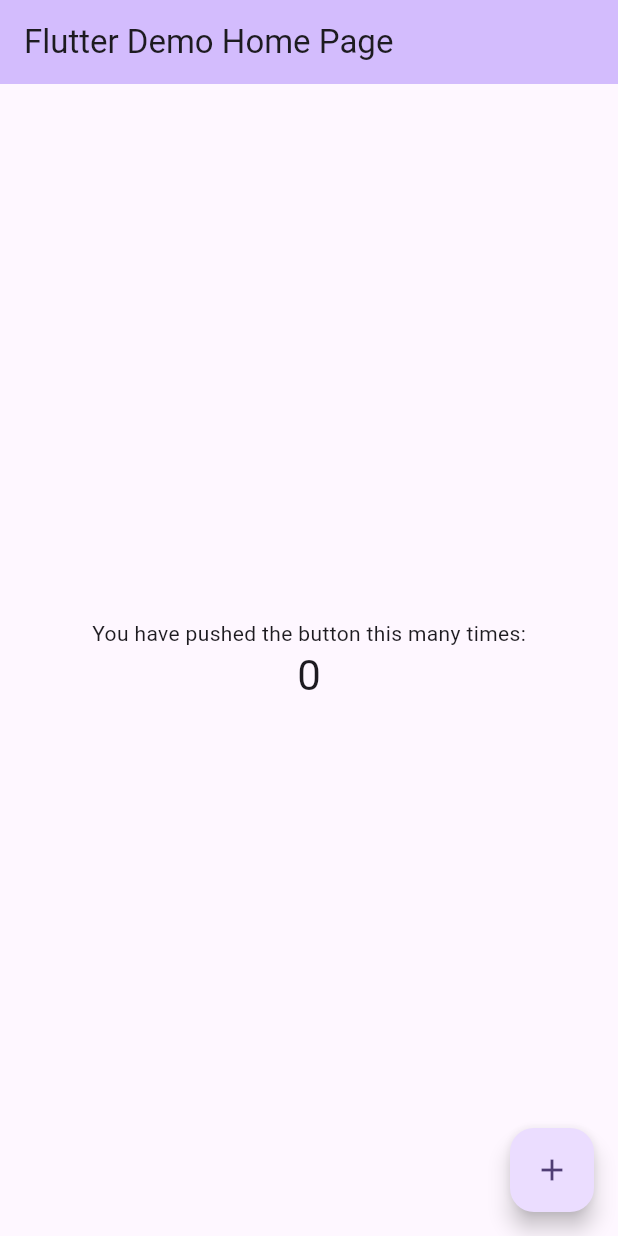
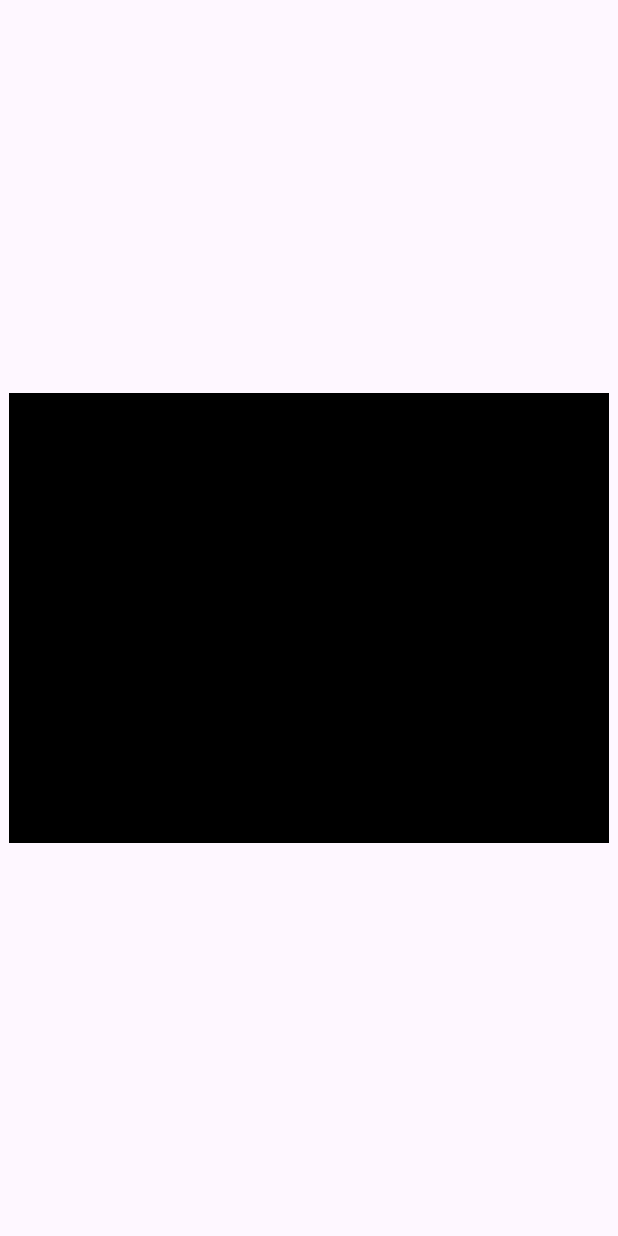
Before and after one commit to Umidjon711/dastur, a Flutter app: the screen it shows after launch, on a phone screen of 412 x 824 dp. Run offline on Flutter 3.47's test engine with Material 3 defaults, Android fonts, the light colour scheme and no system bars.

Commit message:
versia new

```diff
--- a/dastur/lib/main.dart
+++ b/dastur/lib/main.dart
@@ -1,125 +1,21 @@
 import 'package:flutter/material.dart';
 
 void main() {
-  runApp(const MyApp());
+  runApp(MaterialApp(debugShowCheckedModeBanner: false,
+  home: S(),));
 }
 
-class MyApp extends StatelessWidget {
-  const MyApp({super.key});
 
-  // This widget is the root of your application.
+class S extends StatefulWidget {
+  const S({super.key});
+
+  @override
+  State<S> createState() => _SState();
+}
+
+class _SState extends State<S> {
   @override
   Widget build(BuildContext context) {
-    return MaterialApp(
-      title: 'Flutter Demo',
-      theme: ThemeData(
-        // This is the theme of your application.
-        //
-        // TRY THIS: Try running your application with "flutter run". You'll see
-        // the application has a purple toolbar. Then, without quitting the app,
-        // try changing the seedColor in the colorScheme below to Colors.green
-        // and then invoke "hot reload" (save your changes or press the "hot
-        // reload" button in a Flutter-supported IDE, or press "r" if you used
-        // the command line to start the app).
-        //
-        // Notice that the counter didn't reset back to zero; the application
-        // state is not lost during the reload. To reset the state, use hot
-        // restart instead.
-        //
-        // This works for code too, not just values: Most code changes can be
-        // tested with just a hot reload.
-        colorScheme: ColorScheme.fromSeed(seedColor: Colors.deepPurple),
-        useMaterial3: true,
-      ),
-      home: const MyHomePage(title: 'Flutter Demo Home Page'),
-    );
+    return Scaffold(body: Center(child: Container(width: 400,height: 300,color: Colors.black,),),);
   }
 }
-
-class MyHomePage extends StatefulWidget {
-  const MyHomePage({super.key, required this.title});
-
-  // This widget is the home page of your application. It is stateful, meaning
-  // that it has a State object (defined below) that contains fields that affect
-  // how it looks.
-
-  // This class is the configuration for the state. It holds the values (in this
-  // case the title) provided by the parent (in this case the App widget) and
-  // used by the build method of the State. Fields in a Widget subclass are
-  // always marked "final".
-
-  final String title;
-
-  @override
-  State<MyHomePage> createState() => _MyHomePageState();
-}
-
-class _MyHomePageState extends State<MyHomePage> {
-  int _counter = 0;
-
-  void _incrementCounter() {
-    setState(() {
-      // This call to setState tells the Flutter framework that something has
-      // changed in this State, which causes it to rerun the build method below
-      // so that the display can reflect the updated values. If we changed
-      // _counter without calling setState(), then the build method would not be
-      // called again, and so nothing would appear to happen.
-      _counter++;
-    });
-  }
-
-  @override
-  Widget build(BuildContext context) {
-    // This method is rerun every time setState is called, for instance as done
-    // by the _incrementCounter method above.
-    //
-    // The Flutter framework has been optimized to make rerunning build methods
-    // fast, so that you can just rebuild anything that needs updating rather
-    // than having to individually change instances of widgets.
-    return Scaffold(
-      appBar: AppBar(
-        // TRY THIS: Try changing the color here to a specific color (to
-        // Colors.amber, perhaps?) and trigger a hot reload to see the AppBar
-        // change color while the other colors stay the same.
-        backgroundColor: Theme.of(context).colorScheme.inversePrimary,
-        // Here we take the value from the MyHomePage object that was created by
-        // the App.build method, and use it to set our appbar title.
-        title: Text(widget.title),
-      ),
-      body: Center(
-        // Center is a layout widget. It takes a single child and positions it
-        // in the middle of the parent.
-        child: Column(
-          // Column is also a layout widget. It takes a list of children and
-          // arranges them vertically. By default, it sizes itself to fit its
-          // children horizontally, and tries to be as tall as its parent.
-          //
-          // Column has various properties to control how it sizes itself and
-          // how it positions its children. Here we use mainAxisAlignment to
-          // center the children vertically; the main axis here is the vertical
-          // axis because Columns are vertical (the cross axis would be
-          // horizontal).
-          //
-          // TRY THIS: Invoke "debug painting" (choose the "Toggle Debug Paint"
-          // action in the IDE, or press "p" in the console), to see the
-          // wireframe for each widget.
-          mainAxisAlignment: MainAxisAlignment.center,
-          children: <Widget>[
-            const Text(
-              'You have pushed the button this many times:',
-            ),
-            Text(
-              '$_counter',
-              style: Theme.of(context).textTheme.headlineMedium,
-            ),
-          ],
-        ),
-      ),
-      floatingActionButton: FloatingActionButton(
-        onPressed: _incrementCounter,
-        tooltip: 'Increment',
-        child: const Icon(Icons.add),
-      ), // This trailing comma makes auto-formatting nicer for build methods.
-    );
-  }
-}
```
